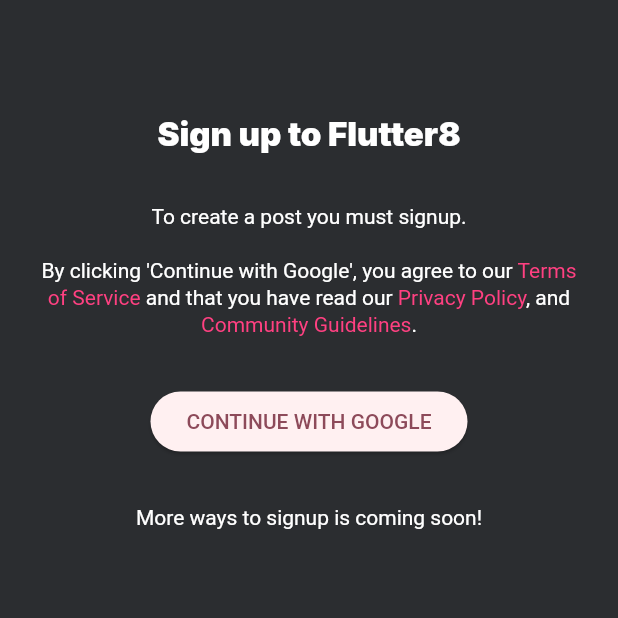
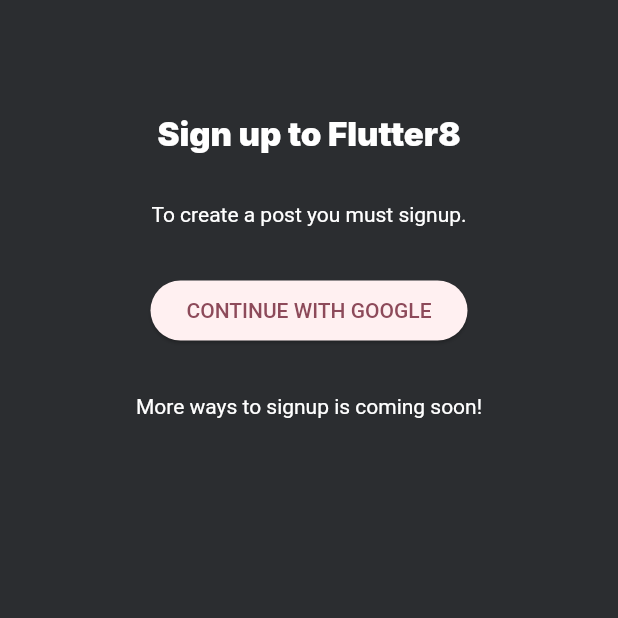
Before and after one commit to adrian-antoci/flutter8, a Flutter app: the LoginScreenWidget screen opened by its route, on a phone screen of 412 x 824 dp, the top half of it. Run offline on Flutter 3.47's test engine with Material 2 defaults, Android fonts, the phone set to English and light mode, and no system bars; our stand-ins replace cloud_firestore, confetti, copy_with_extension, either_dart, firebase_auth, firebase_core and 8 more; missing offline and left inert: firebase_app_check, queue, sa3_liquid, syntax_highlight; accounts and stored records are empty.

Commit message:
fix: login page text

```diff
--- a/lib/screens/login_screen.dart
+++ b/lib/screens/login_screen.dart
@@ -72,7 +72,7 @@
               const TitleText("Sign up to Flutter8"),
               const Spacer1(),
               const Spacer1(),
-              _termsWidget(context),
+              const Text("To create a post you must signup."),
               const Spacer2(),
               ElevatedLoadingButton(
                 onPressed: () => _googleSignIn.signIn(),
@@ -87,43 +87,4 @@
       ),
     );
   }
-
-  Widget _termsWidget(BuildContext context) {
-    TextStyle linkStyle = const TextStyle(color: Colors.pinkAccent);
-    TextStyle normalStye = const TextStyle(color: Colors.white, height: 1.3);
-    return RichText(
-      textAlign: TextAlign.center,
-      text: TextSpan(
-        style: normalStye,
-        children: <TextSpan>[
-          const TextSpan(
-              text: 'To create a post you must signup.\n\nBy clicking \'Continue with Google\', you agree to our '),
-          TextSpan(
-              text: 'Terms of Service',
-              style: linkStyle,
-              recognizer: TapGestureRecognizer()
-                ..onTap = () {
-                  print('Terms of Service"');
-                }),
-          const TextSpan(text: ' and that you have read our '),
-          TextSpan(
-              text: 'Privacy Policy',
-              style: linkStyle,
-              recognizer: TapGestureRecognizer()
-                ..onTap = () {
-                  print('Privacy Policy"');
-                }),
-          const TextSpan(text: ', and '),
-          TextSpan(
-              text: 'Community Guidelines',
-              style: linkStyle,
-              recognizer: TapGestureRecognizer()
-                ..onTap = () {
-                  print('Privacy Policy"');
-                }),
-          const TextSpan(text: '.'),
-        ],
-      ),
-    );
-  }
 }
```
